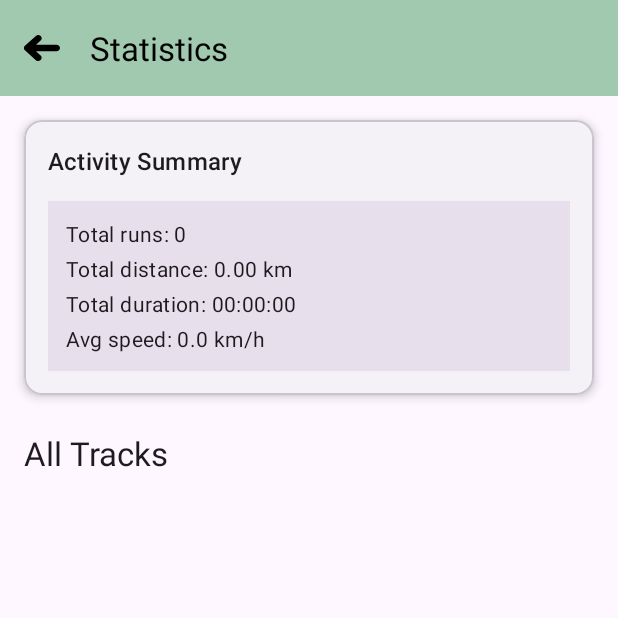
After one commit to AvinashKhichar/LocusPace, an Android app built with Jetpack Compose: the Statistic screen opened directly, with no data from a screen before it, on a phone screen of 412 x 824 dp, the top half of it. The commit adds this screen. Run offline under Robolectric (Android 15) with nearby library versions, the phone set to English and light mode, and no system bars; our stand-ins replace Room's generated code; libraries missing offline, so code that uses them is left out: org.osmdroid.config, org.osmdroid.tileprovider, org.osmdroid.util, org.osmdroid.views; pictures from the network do not load.

Commit message:
Implemented Statistics and details screen

```diff
--- a/app/build.gradle.kts
+++ b/app/build.gradle.kts
@@ -72,6 +72,10 @@ dependencies {
     implementation("androidx.room:room-ktx:2.6.1")
     kapt("androidx.room:room-compiler:2.6.1")
 
+    //glide
+    implementation("com.github.bumptech.glide:glide:4.16.0")
+    kapt("com.github.bumptech.glide:compiler:4.16.0")
+
     // For location services
     implementation("com.google.android.gms:play-services-location:21.2.0")
 }
--- /dev/null
+++ b/app/src/main/java/com/locuspace/Database/AppDatabase.kt
@@ -0,0 +1,27 @@
+package com.locuspace.Database
+
+import android.content.Context
+import androidx.room.Database
+import androidx.room.Room
+import androidx.room.RoomDatabase
+
+@Database(entities = [RunEntity::class], version = 1)
+abstract class AppDatabase : RoomDatabase() {
+
+    abstract fun runDao(): RunDao
+
+    companion object {
+        @Volatile
+        private var INSTANCE: AppDatabase? = null
+
+        fun getInstance(context: Context): AppDatabase {
+            return INSTANCE ?: synchronized(this) {
+                Room.databaseBuilder(
+                    context.applicationContext,
+                    AppDatabase::class.java,
+                    "runs_db"
+                ).build().also { INSTANCE = it }
+            }
+        }
+    }
+}
--- /dev/null
+++ b/app/src/main/java/com/locuspace/Database/RunDao.kt
@@ -0,0 +1,16 @@
+package com.locuspace.Database
+
+import androidx.room.Dao
+import androidx.room.Insert
+import androidx.room.Query
+import kotlinx.coroutines.flow.Flow
+
+@Dao
+interface RunDao {
+
+    @Insert
+    suspend fun insert(run: RunEntity)
+
+    @Query("SELECT * FROM runs ORDER BY timestamp DESC")
+    fun getAllRuns(): Flow<List<RunEntity>>
+}
--- /dev/null
+++ b/app/src/main/java/com/locuspace/Statistic.kt
@@ -0,0 +1,115 @@
+package com.locuspace
+
+import android.content.Intent
+import android.os.Bundle
+import android.util.Log
+import android.widget.TextView
+import androidx.appcompat.app.AppCompatActivity
+import androidx.lifecycle.lifecycleScope
+import androidx.recyclerview.widget.RecyclerView
+import com.google.android.material.appbar.MaterialToolbar
+import com.locuspace.Database.AppDatabase
+import com.locuspace.Database.RunDao
+import com.locuspace.Database.RunEntity
+import kotlinx.coroutines.flow.collectLatest
+import kotlinx.coroutines.launch
+
+class Statistic : AppCompatActivity() {
+
+
+    private lateinit var toolbar : MaterialToolbar
+    private lateinit var rvTrackList : RecyclerView
+
+    private lateinit var tvTotalRuns : TextView
+    private lateinit var tvTotalDistance : TextView
+    private lateinit var tvTotalDuration : TextView
+    private lateinit var tvAvgSpeed : TextView
+
+
+    private lateinit var adapter : RunHistoryAdapter
+
+    private lateinit var runDao : RunDao
+
+
+    override fun onCreate(savedInstanceState: Bundle?) {
+        super.onCreate(savedInstanceState)
+        setContentView(R.layout.stat)
+
+        toolbar = findViewById(R.id.toolbar_history)
+        setSupportActionBar(toolbar)
+        toolbar.setNavigationOnClickListener {
+            onBackPressedDispatcher.onBackPressed()
+        }
+
+        tvTotalRuns = findViewById(R.id.tv_total_runs)
+        tvTotalDistance = findViewById(R.id.tv_total_distance)
+        tvTotalDuration = findViewById(R.id.tv_total_duration)
+        tvAvgSpeed = findViewById(R.id.tv_avg_speed)
+
+        rvTrackList = findViewById(R.id.rv_track_list)
+        adapter = RunHistoryAdapter { run ->
+            val intent = Intent(this, RunDetailActivity::class.java).apply {
+                putExtra("runId", run.id)
+                putExtra("timestamp", run.timestamp)
+                putExtra("distanceMeters", run.distanceMeters)
+                putExtra("durationMillis", run.durationMillis)
+                putExtra("avgSpeedKmh", run.avgSpeedKmh)
+            }
+            startActivity(intent)
+        }
+        rvTrackList.adapter = adapter
+
+        val db = AppDatabase.getInstance(this)
+        runDao = db.runDao()
+
+        observeRuns()
+
+    }
+
+    private fun observeRuns(){
+        lifecycleScope.launch {
+            runDao.getAllRuns().collectLatest { runs ->
+                adapter.submitList(runs)
+                updateSummary(runs)
+            }
+        }
+    }
+
+    private fun updateSummary(runs : List<RunEntity>){
+        val totalRuns = runs.size
+        val totalDistanceMeters = runs.sumOf { it.distanceMeters }
+        val totalDurationMillis = runs.sumOf { it.durationMillis }
+
+        val totalDistanceKm = totalDistanceMeters / 1000.0
+        val avgSpeedKmh = if (totalDurationMillis > 0L && totalDistanceMeters > 0.0) {
+            // durationMillis -> hours
+            val hours = totalDurationMillis / 3600000.0
+            totalDistanceKm / hours
+        } else {
+            0.0
+        }
+
+        tvTotalRuns.text = "Total runs: $totalRuns"
+        tvTotalDistance.text = String.format(
+            java.util.Locale.getDefault(),
+            "Total distance: %.2f km",
+            totalDistanceKm
+        )
+        tvTotalDuration.text = "Total duration: ${formatDuration(totalDurationMillis)}"
+        tvAvgSpeed.text = String.format(
+            java.util.Locale.getDefault(),
+            "Avg speed: %.1f km/h",
+            if (avgSpeedKmh.isFinite()) avgSpeedKmh else 0.0
+        )
+
+    }
+
+    private fun formatDuration(durationMillis: Long): String {
+        val totalSeconds = durationMillis / 1000
+        val hours = totalSeconds / 3600
+        val minutes = (totalSeconds % 3600) / 60
+        val seconds = totalSeconds % 60
+
+        return String.format("%02d:%02d:%02d", hours, minutes, seconds)
+    }
+}
--- a/app/src/main/res/layout/home.xml
+++ b/app/src/main/res/layout/home.xml
@@ -4,7 +4,7 @@
     xmlns:tools="http://schemas.android.com/tools"
     android:layout_width="match_parent"
     android:layout_height="match_parent"
-    tools:context=".MainActivity">
+    tools:context=".TrackRun">
 
     <org.osmdroid.views.MapView
         android:id="@+id/map"
--- a/app/src/main/res/layout/stat.xml
+++ b/app/src/main/res/layout/stat.xml
@@ -4,8 +4,7 @@
     xmlns:tools="http://schemas.android.com/tools"
     android:layout_width="match_parent"
     android:layout_height="match_parent"
-    android:background="?attr/colorSurface"
-    >
+    android:background="?attr/colorSurface">
 
     <com.google.android.material.appbar.MaterialToolbar
         android:id="@+id/toolbar_history"
@@ -18,7 +17,7 @@
         app:navigationIcon="@drawable/arrow"
         app:navigationIconTint="?attr/colorOnPrimary"
         app:title="Statistics"
-        app:titleTextColor="?attr/colorOnPrimary"/>
+        app:titleTextColor="?attr/colorOnPrimary" />
 
     <com.google.android.material.card.MaterialCardView
         android:id="@+id/card_graph_stats"
@@ -42,12 +41,47 @@
                 android:text="Activity Summary"
                 android:textAppearance="?attr/textAppearanceTitleMedium" />
 
-            <View
+            <!-- Summary “chart” area -->
+            <LinearLayout
                 android:id="@+id/chart_summary"
                 android:layout_width="match_parent"
-                android:layout_height="180dp"
+                android:layout_height="wrap_content"
                 android:layout_marginTop="16dp"
-                android:background="?attr/colorSurfaceVariant" />
+                android:background="?attr/colorSurfaceVariant"
+                android:orientation="vertical"
+                android:padding="12dp">
+
+                <TextView
+                    android:id="@+id/tv_total_runs"
+                    android:layout_width="wrap_content"
+                    android:layout_height="wrap_content"
+                    android:text="Total runs: 0"
+                    android:textAppearance="?attr/textAppearanceBodyMedium" />
+
+                <TextView
+                    android:id="@+id/tv_total_distance"
+                    android:layout_width="wrap_content"
+                    android:layout_height="wrap_content"
+                    android:layout_marginTop="4dp"
+                    android:text="Total distance: 0.00 km"
+                    android:textAppearance="?attr/textAppearanceBodyMedium" />
+
+                <TextView
+                    android:id="@+id/tv_total_duration"
+                    android:layout_width="wrap_content"
+                    android:layout_height="wrap_content"
+                    android:layout_marginTop="4dp"
+                    android:text="Total duration: 00:00:00"
+                    android:textAppearance="?attr/textAppearanceBodyMedium" />
+
+                <TextView
+                    android:id="@+id/tv_avg_speed"
+                    android:layout_width="wrap_content"
+                    android:layout_height="wrap_content"
+                    android:layout_marginTop="4dp"
+                    android:text="Avg speed: 0.0 km/h"
+                    android:textAppearance="?attr/textAppearanceBodyMedium" />
+            </LinearLayout>
 
         </LinearLayout>
     </com.google.android.material.card.MaterialCardView>
@@ -71,8 +105,10 @@
         app:layoutManager="androidx.recyclerview.widget.LinearLayoutManager"
         app:layout_constraintBottom_toBottomOf="parent"
         app:layout_constraintEnd_toEndOf="parent"
+        app:layout_constraintHorizontal_bias="1.0"
         app:layout_constraintStart_toStartOf="parent"
         app:layout_constraintTop_toBottomOf="@id/tv_list_header"
+        app:layout_constraintVertical_bias="0.0"
         tools:listitem="@layout/item_track_history" />
 
 </androidx.constraintlayout.widget.ConstraintLayout>
```
Also changed, not shown: app/src/main/AndroidManifest.xml (+18 -1 lines), app/src/main/java/com/locuspace/Database/RunEntity.kt (added, +13 -0 lines), app/src/main/java/com/locuspace/RunDetailActivity.kt (added, +162 -0 lines), app/src/main/java/com/locuspace/RunHistoryAdapter.kt (added, +97 -0 lines), app/src/main/java/com/locuspace/TrackRun.kt (renamed from app/src/main/java/com/locuspace/MainActivity.kt, +59 -3 lines), app/src/main/java/com/locuspace/TrackingService.kt (added, +53 -0 lines), app/src/main/res/layout/track.xml (+14 -9 lines).
